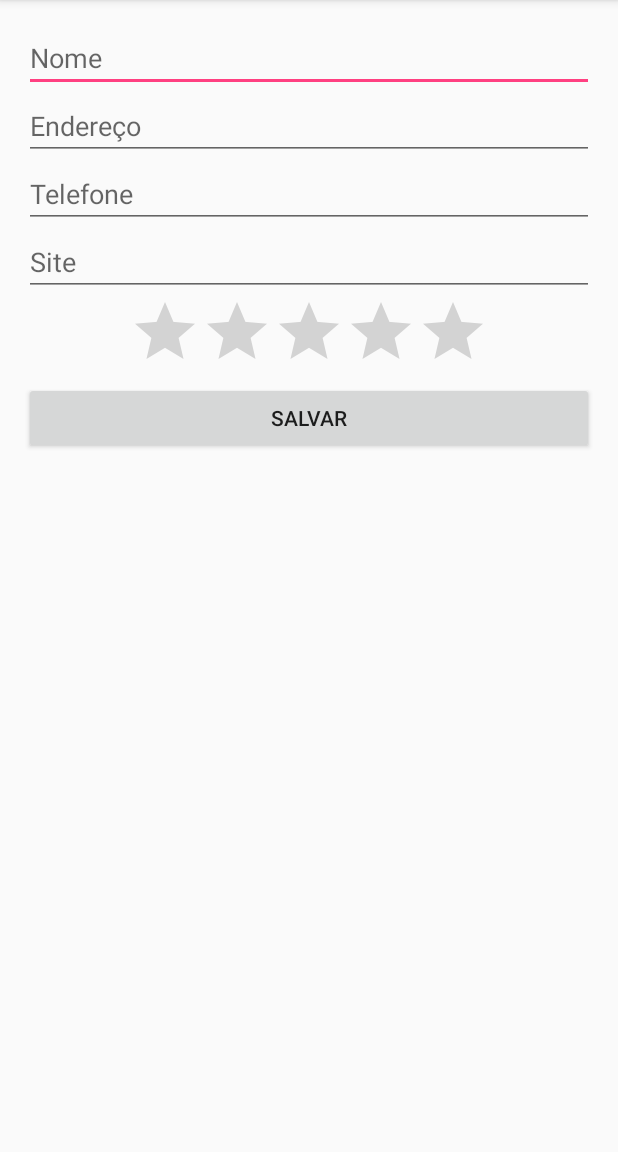
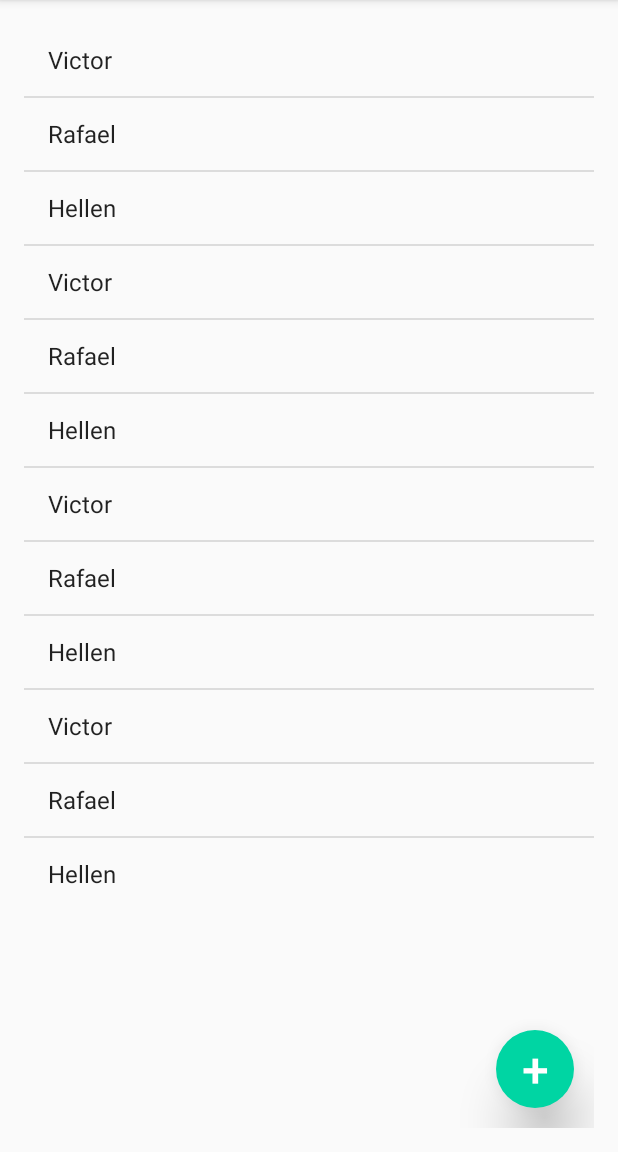
Before and after one commit to vicmagpac/android-agenda, an Android app: the screen it shows after launch (FormularioActivity before the commit, ListaAlunosActivity after it), on a phone screen of 412 x 824 dp, the part 84-1236 px from its top. Run offline under Robolectric (Android 15) with nearby library versions, the phone set to English and light mode, and no system bars.

Commit message:
Adicionando botão estilo google mail

```diff
--- a/app/src/main/AndroidManifest.xml
+++ b/app/src/main/AndroidManifest.xml
@@ -9,15 +9,15 @@
         android:supportsRtl="true"
         android:theme="@style/AppTheme">
         <activity android:name=".ListaAlunosActivity">
-
-        </activity>
-        <activity android:name=".FormularioActivity">
             <intent-filter>
                 <action android:name="android.intent.action.MAIN" />
 
                 <category android:name="android.intent.category.LAUNCHER" />
             </intent-filter>
         </activity>
+        <activity android:name=".FormularioActivity">
+
+        </activity>
     </application>
 
 </manifest>
--- a/app/src/main/java/com/example/victor/agenda/ListaAlunosActivity.java
+++ b/app/src/main/java/com/example/victor/agenda/ListaAlunosActivity.java
@@ -12,7 +12,7 @@ public class ListaAlunosActivity extends AppCompatActivity {
         super.onCreate(savedInstanceState);
         setContentView(R.layout.activity_lista_alunos);
 
-        String[] alunos = {"Victor", "Rafael", "Hellen"};
+        String[] alunos = {"Victor", "Rafael", "Hellen", "Victor", "Rafael", "Hellen", "Victor", "Rafael", "Hellen", "Victor", "Rafael", "Hellen"};
         ListView listaAlunos = (ListView) findViewById(R.id.lista_alunos);
         ArrayAdapter<String> adapter = new ArrayAdapter<String>(this, android.R.layout.simple_list_item_1, alunos);
         listaAlunos.setAdapter(adapter);
--- /dev/null
+++ b/app/src/main/res/drawable/fundo.xml
@@ -0,0 +1,7 @@
+<?xml version="1.0" encoding="utf-8"?>
+<shape xmlns:android="http://schemas.android.com/apk/res/android"
+    android:shape="oval">
+
+    <solid
+        android:color="#00d5a3" />
+</shape>
--- a/app/src/main/res/layout/activity_lista_alunos.xml
+++ b/app/src/main/res/layout/activity_lista_alunos.xml
@@ -1,5 +1,5 @@
 <?xml version="1.0" encoding="utf-8"?>
-<LinearLayout xmlns:android="http://schemas.android.com/apk/res/android"
+<RelativeLayout xmlns:android="http://schemas.android.com/apk/res/android"
     xmlns:tools="http://schemas.android.com/tools"
     android:id="@+id/activity_lista_alunos"
     android:layout_width="match_parent"
@@ -14,5 +14,21 @@
     <ListView
         android:id="@+id/lista_alunos"
         android:layout_width="match_parent"
-        android:layout_height="match_parent"></ListView>
-</LinearLayout>
+        android:layout_height="wrap_content" />
+
+    <Button
+        android:layout_width="52dp"
+        android:layout_height="52dp"
+        android:text="+"
+        android:textColor="#FFFFFF"
+        android:textSize="32sp"
+        android:elevation="20dp"
+        android:layout_alignParentBottom="true"
+        android:layout_alignParentRight="true"
+        android:layout_marginBottom="13dp"
+        android:layout_marginRight="13dp"
+        android:background="@drawable/fundo"
+        android:stateListAnimator="@null"/>
+
+
+</RelativeLayout>
```
